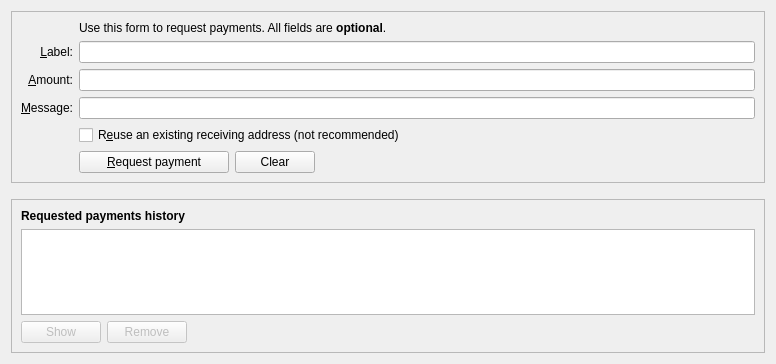
Above: src/qt/forms/receivecoinsdialog.ui from VaporumCoin/VaporumOcean-0.7.2 before the change. Below: the same form after it.
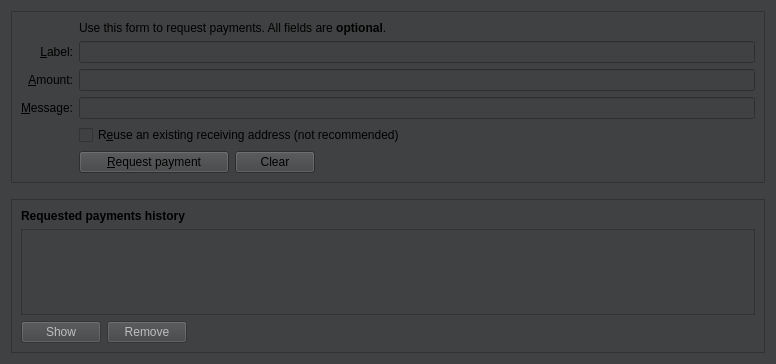
That is the form after the change. Icons and pictures are not drawn. Custom widgets are drawn as their Qt base class.

```diff
--- a/src/qt/forms/receivecoinsdialog.ui
+++ b/src/qt/forms/receivecoinsdialog.ui
@@ -10,6 +10,9 @@
     <height>364</height>
    </rect>
   </property>
+  <property name="styleSheet">
+   <string notr="true">background-color: rgb(64, 65, 66);</string>
+  </property>
   <layout class="QVBoxLayout" name="verticalLayout" stretch="0,0,1">
    <item>
     <widget class="QFrame" name="frame2">
```
